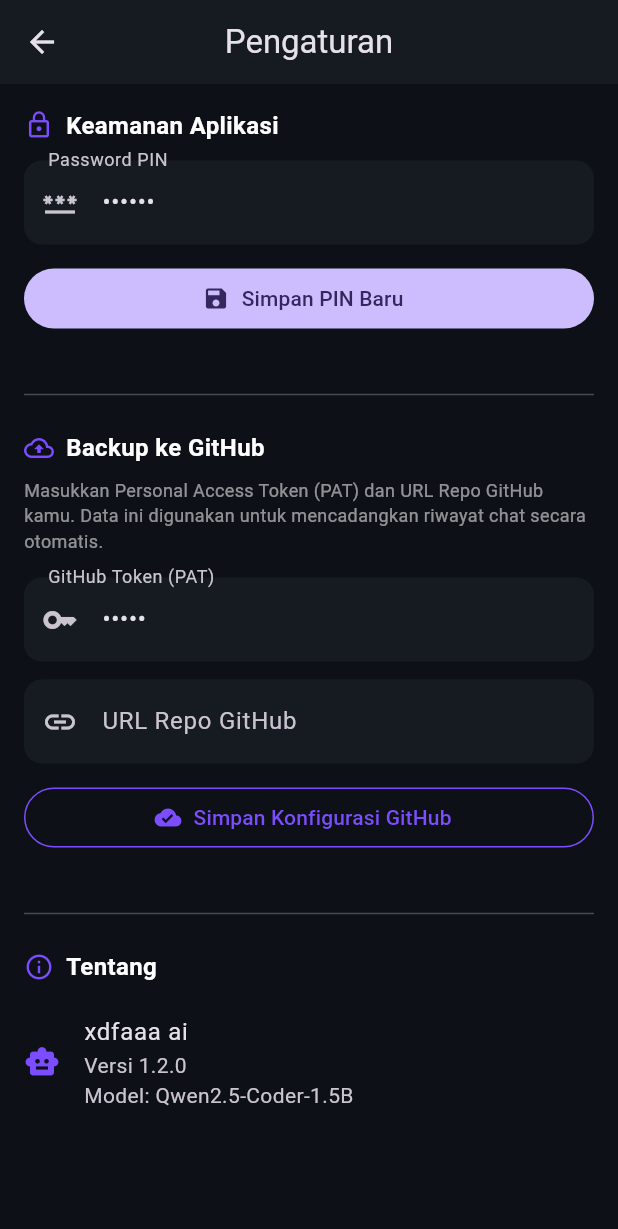
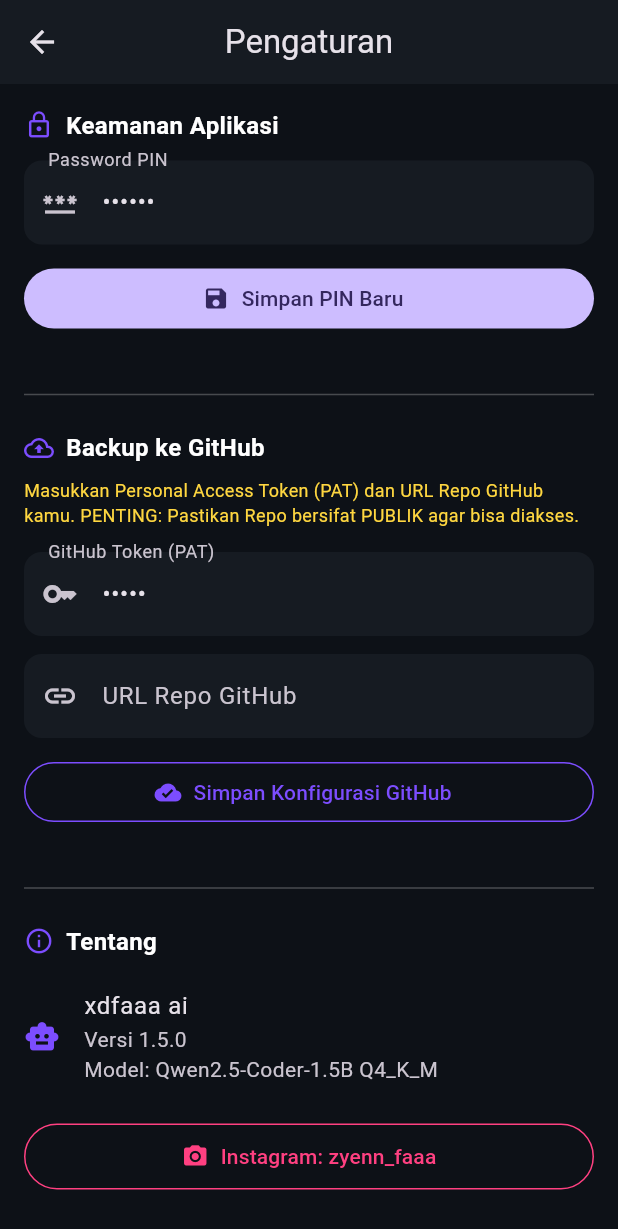
Before and after one commit to daffaarifqiy/Ai, a Flutter app: the SettingsScreen screen opened directly, on a phone screen of 412 x 824 dp. Shown: the top 1229 px of the screen. Run offline on Flutter 3.47's test engine with Material 3 defaults, Android fonts, the phone set to English and light mode, and no system bars; our stand-ins replace camera, device_info_plus, file_picker, flutter_highlight, hive, hive_flutter and 3 more; missing offline and left inert: google_mlkit_face_detection, llama_flutter_android; accounts and stored records are empty.

Commit message:
Update settings_screen.dart

```diff
--- a/files/lib/screens/settings_screen.dart
+++ b/files/lib/screens/settings_screen.dart
@@ -1,4 +1,5 @@
 import 'package:flutter/material.dart';
+import 'package:url_launcher/url_launcher.dart';
 import '../services/settings_service.dart';
 
 class SettingsScreen extends StatefulWidget {
@@ -12,7 +13,6 @@ class _SettingsScreenState extends State<SettingsScreen> {
   final _pinCtrl = TextEditingController();
   final _tokenCtrl = TextEditingController();
   final _repoCtrl = TextEditingController();
-
   bool _isLoading = true;
 
   @override
@@ -22,7 +22,6 @@ class _SettingsScreenState extends State<SettingsScreen> {
   }
 
   Future<void> _loadCurrentSettings() async {
-    // Ambil data yang sudah tersimpan sebelumnya
     final currentPin = await SettingsService.getPassword();
     final currentToken = await SettingsService.getGithubToken();
     final currentRepo = await SettingsService.getGithubRepo();
@@ -77,17 +76,12 @@ class _SettingsScreenState extends State<SettingsScreen> {
   @override
   Widget build(BuildContext context) {
     return Scaffold(
-      appBar: AppBar(
-        title: const Text('Pengaturan'),
-      ),
+      appBar: AppBar(title: const Text('Pengaturan')),
       body: _isLoading
           ? const Center(child: CircularProgressIndicator())
           : ListView(
               padding: const EdgeInsets.all(16),
               children: [
-                // ==========================================
-                // BAGIAN 1: KEAMANAN (PASSWORD)
-                // ==========================================
                 _buildSectionTitle('Keamanan Aplikasi', Icons.lock_outline),
                 const SizedBox(height: 12),
                 TextField(
@@ -109,20 +103,15 @@ class _SettingsScreenState extends State<SettingsScreen> {
                     label: const Text('Simpan PIN Baru'),
                   ),
                 ),
-
                 const SizedBox(height: 32),
                 const Divider(color: Colors.white24),
                 const SizedBox(height: 16),
-
-                // ==========================================
-                // BAGIAN 2: GITHUB (BACKUP)
-                // ==========================================
                 _buildSectionTitle('Backup ke GitHub', Icons.cloud_upload_outlined),
                 const SizedBox(height: 8),
                 const Text(
                   'Masukkan Personal Access Token (PAT) dan URL Repo GitHub kamu. '
-                  'Data ini digunakan untuk mencadangkan riwayat chat secara otomatis.',
-                  style: TextStyle(fontSize: 12, color: Colors.white54),
+                  'PENTING: Pastikan Repo bersifat PUBLIK agar bisa diakses.',
+                  style: TextStyle(fontSize: 12, color: Colors.amberAccent),
                 ),
                 const SizedBox(height: 16),
                 TextField(
@@ -156,21 +145,34 @@ class _SettingsScreenState extends State<SettingsScreen> {
                     ),
                   ),
                 ),
-
                 const SizedBox(height: 32),
                 const Divider(color: Colors.white24),
                 const SizedBox(height: 16),
-
-                // ==========================================
-                // BAGIAN 3: TENTANG APLIKASI
-                // ==========================================
                 _buildSectionTitle('Tentang', Icons.info_outline),
                 const SizedBox(height: 12),
                 const ListTile(
                   contentPadding: EdgeInsets.zero,
                   leading: Icon(Icons.smart_toy, color: Colors.deepPurpleAccent),
                   title: Text('xdfaaa ai'),
-                  subtitle: Text('Versi 1.2.0\nModel: Qwen2.5-Coder-1.5B'),
+                  subtitle: Text('Versi 1.5.0\nModel: Qwen2.5-Coder-1.5B Q4_K_M'),
+                ),
+                const SizedBox(height: 16),
+                SizedBox(
+                  width: double.infinity,
+                  child: OutlinedButton.icon(
+                    onPressed: () async {
+                      final url = Uri.parse('https://instagram.com/zyenn_faaa');
+                      if (await canLaunchUrl(url)) {
+                        await launchUrl(url);
+                      }
+                    },
+                    icon: const Icon(Icons.camera_alt, color: Colors.pinkAccent),
+                    label: const Text('Instagram: zyenn_faaa', style: TextStyle(color: Colors.pinkAccent)),
+                    style: OutlinedButton.styleFrom(
+                      side: const BorderSide(color: Colors.pinkAccent),
+                      padding: const EdgeInsets.symmetric(vertical: 12),
+                    ),
+                  ),
                 ),
               ],
             ),
@@ -184,11 +186,7 @@ class _SettingsScreenState extends State<SettingsScreen> {
         const SizedBox(width: 8),
         Text(
           title,
-          style: const TextStyle(
-            fontSize: 16,
-            fontWeight: FontWeight.bold,
-            color: Colors.white,
-          ),
+          style: const TextStyle(fontSize: 16, fontWeight: FontWeight.bold, color: Colors.white),
         ),
       ],
     );
```
